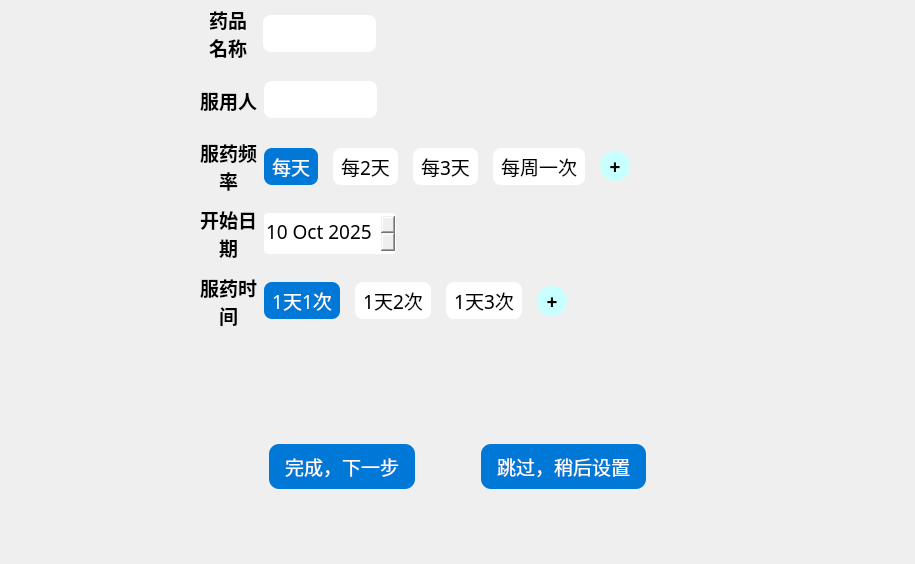
Qt form store_page3.ui (tongvvv/medicineBox) before a commit.
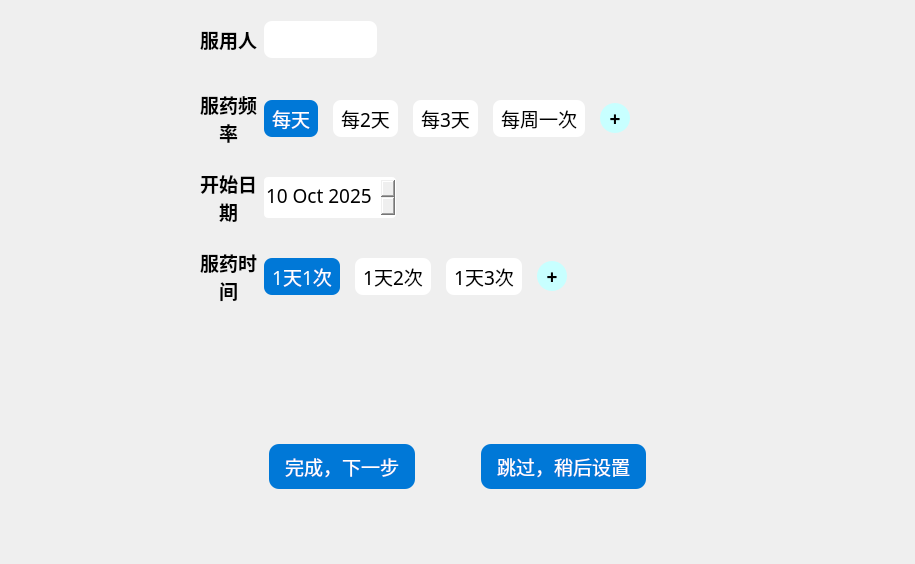
The same form after that commit.

Commit message: remove the medicine name when storing page

What changed in the file:
```diff
--- a/store_page3.ui
+++ b/store_page3.ui
@@ -13,7 +13,7 @@
   <property name="windowTitle">
    <string>Form</string>
   </property>
-  <layout class="QVBoxLayout" name="verticalLayout" stretch="2,2,2,2,2,3,2">
+  <layout class="QVBoxLayout" name="verticalLayout" stretch="2,2,2,2,3,2">
    <property name="spacing">
     <number>0</number>
    </property>
@@ -29,76 +29,6 @@
    <property name="bottomMargin">
     <number>50</number>
    </property>
-   <item>
-    <widget class="QWidget" name="widget_10" native="true">
-     <layout class="QHBoxLayout" name="horizontalLayout_6" stretch="1,2,6">
-      <property name="spacing">
-       <number>7</number>
-      </property>
-      <property name="leftMargin">
-       <number>0</number>
-      </property>
-      <property name="topMargin">
-       <number>0</number>
-      </property>
-      <property name="rightMargin">
-       <number>0</number>
-      </property>
-      <property name="bottomMargin">
-       <number>0</number>
-      </property>
-      <item>
-       <widget class="QLabel" name="label_6">
-        <property name="font">
-         <font>
-          <family>微软雅黑</family>
-          <pointsize>14</pointsize>
-          <bold>true</bold>
-         </font>
-        </property>
-        <property name="text">
-         <string>药品名称</string>
-        </property>
-        <property name="alignment">
-         <set>Qt::AlignCenter</set>
-        </property>
-        <property name="wordWrap">
-         <bool>true</bool>
-        </property>
-       </widget>
-      </item>
-      <item>
-       <widget class="QLineEdit" name="lineEdit_2">
-        <property name="font">
-         <font>
-          <family>微软雅黑</family>
-          <pointsize>12</pointsize>
-         </font>
-        </property>
-        <property name="styleSheet">
-         <string notr="true">padding: 4px,8px;
-border-radius: 8px;
-
-</string>
-        </property>
-       </widget>
-      </item>
-      <item>
-       <spacer name="horizontalSpacer_9">
-        <property name="orientation">
-         <enum>Qt::Horizontal</enum>
-        </property>
-        <property name="sizeHint" stdset="0">
-         <size>
-          <width>40</width>
-          <height>20</height>
-         </size>
-        </property>
-       </spacer>
-      </item>
-     </layout>
-    </widget>
-   </item>
    <item>
     <widget class="QWidget" name="widget" native="true">
      <property name="font">
@@ -656,7 +586,7 @@
            <x>0</x>
            <y>0</y>
            <width>458</width>
-           <height>69</height>
+           <height>79</height>
           </rect>
          </property>
          <property name="styleSheet">
@@ -947,7 +877,7 @@
            <x>0</x>
            <y>0</y>
            <width>458</width>
-           <height>102</height>
+           <height>119</height>
           </rect>
          </property>
          <property name="styleSheet">
```
Left out of the diff: 2 changed lines with no effect on the pictures. The commit also changes 15 other files.
